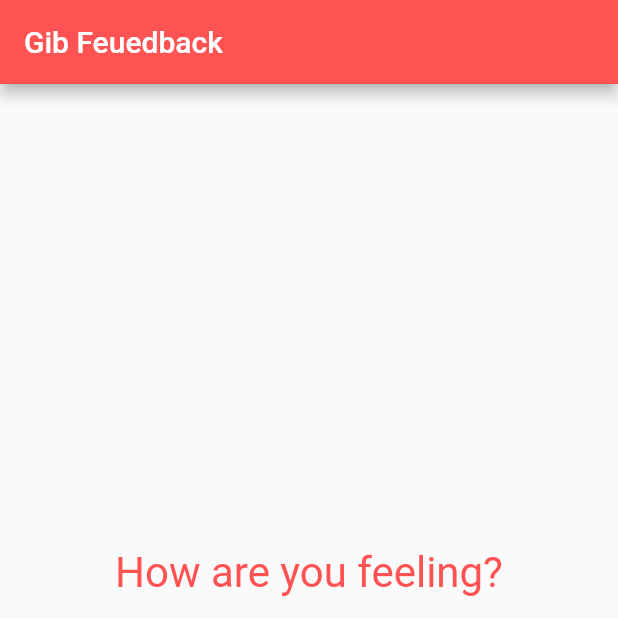
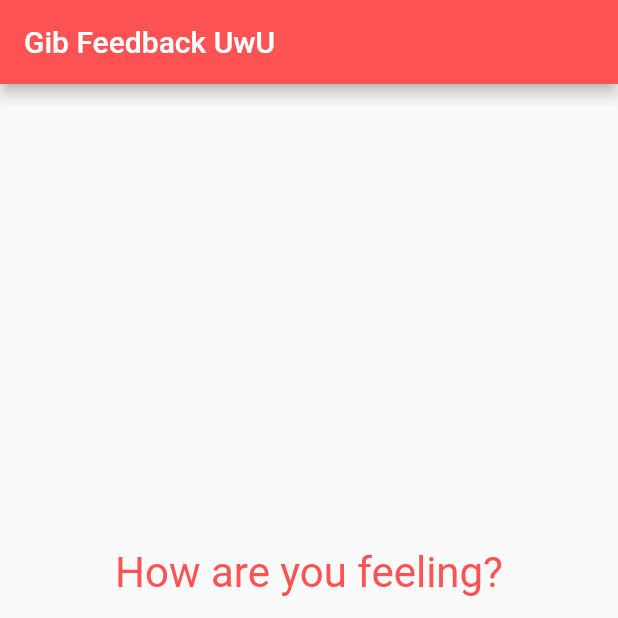
Before and after one commit to git-pi-e/feedback_app, a Flutter app: the screen it shows after launch, on a phone screen of 412 x 824 dp, the top half of it. Run offline on Flutter 3.47's test engine with Material 2 defaults, Android fonts, the phone set to English and light mode, and no system bars.

Commit message:
minor fixes

```diff
--- a/lib/main.dart
+++ b/lib/main.dart
@@ -46,7 +46,7 @@ class _FeedbackState extends State<Feedback> {
       home: Scaffold(
         appBar: AppBar(
           backgroundColor: Colors.redAccent,
-          title: Text('Gib Feuedback'),
+          title: Text('Gib Feedback UwU'),
         ),
         body : (_index < ques.length)
         ? Quiz(ques: ques, answerQues: feedbackResponse, index: _index)
--- a/lib/result.dart
+++ b/lib/result.dart
@@ -30,7 +30,7 @@ class Result extends StatelessWidget {
   Map<String, dynamic> get finResults {
     var finalResult;
     scores.forEach((element) {
-      if (resultScore <= element['max'] && resultScore >= element['min'])
+      if (resultScore >= element['min'] && resultScore <= element['max'])
         finalResult = element;
     });
     return finalResult;
```
Also changed, not shown: pubspec.yaml (+3 -14 lines).
